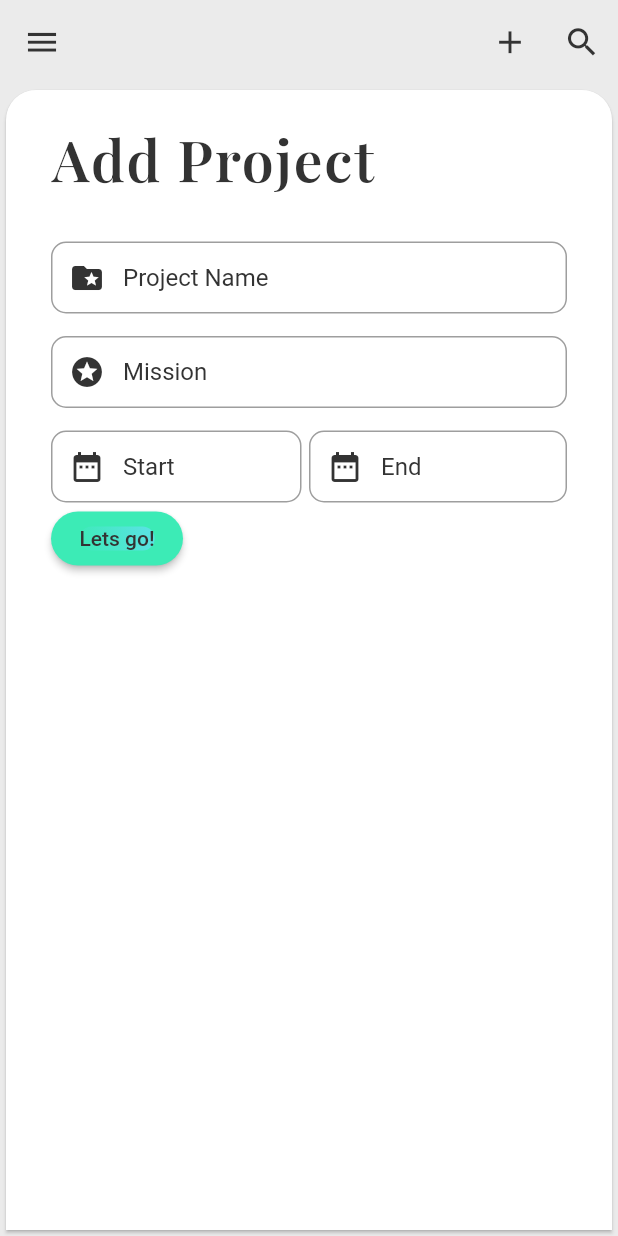
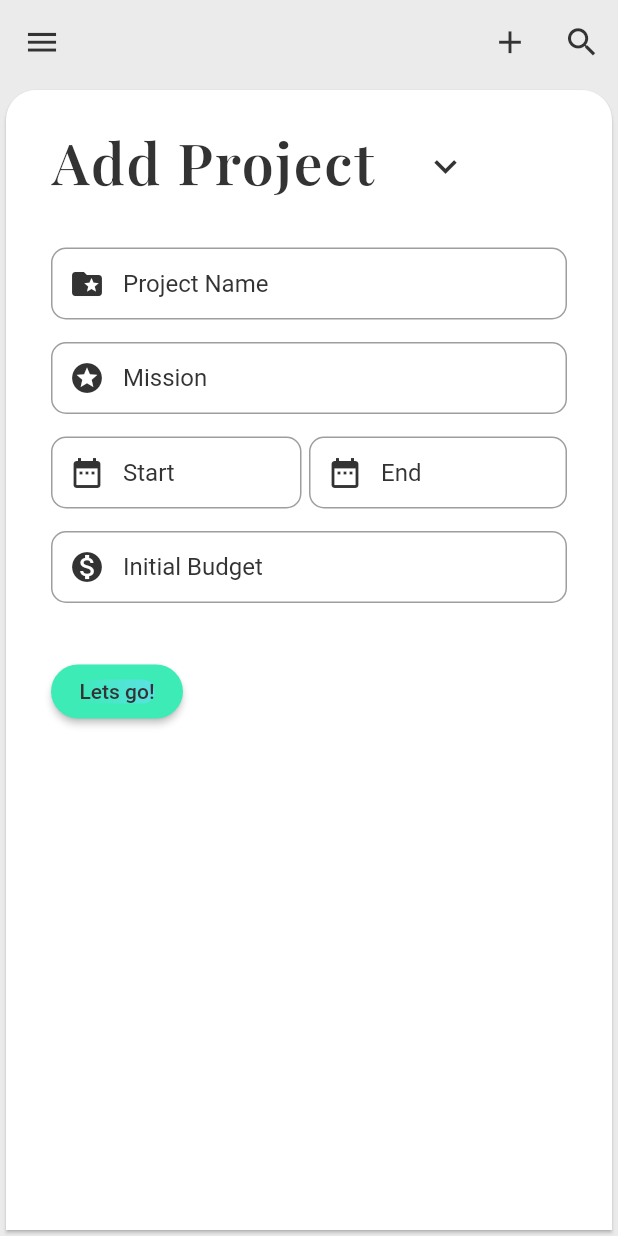
Before and after one commit to theflutterfiles/ORDR, a Flutter app: the screen it shows once a user with an empty profile is signed in, after a tap on the "add" icon, after a tap on "Lets go!", on a phone screen of 412 x 824 dp. Run offline on Flutter 3.47's test engine with Material 2 defaults, Android fonts, the phone set to English and light mode, and no system bars; our stand-ins replace calendar_timeline, cloud_firestore, email_validator, firebase_auth, flutter_spinkit, google_fonts and 1 more; accounts and stored records are empty; Roboto replaces fonts that are missing (OpenSans, WorkSans).

Commit message:
Add project modal finished and functionality working with firebase

```diff
--- a/lib/models/Project.dart
+++ b/lib/models/Project.dart
@@ -48,4 +48,41 @@ class Project {
     expenses = data['expenses'];
   }
 
+  String convertToString(){
+    return "name: " + this.projectName + "\n"
+        + "mission: " + this.mission + "\n"
+        + "created: " + this.created.toString() + "\n"
+        + "start: " + this.startDate.toString() + "\n"
+        + "last edited: " + this.lastEdited.toString() + "\n"
+        + "budget: " + this.budget.toString();
+  }
+
+  Map<String, dynamic> toJson() => {
+
+    'projectName' : projectName,
+    'mision' : mission,
+    'description' : description,
+    'goals' : {
+
+    },
+    'colour' : colour,
+    'tasks' : {
+
+    },
+    'collaborators' : {
+
+    },
+    'created' : created,
+    'startDate' : startDate,
+    'endDate' : endDate,
+    'lastEdited' : lastEdited,
+
+    'budget' : budget,
+    'expenses' : {
+
+    },
+  };
+
+
+
 }
--- a/lib/screens/add_project_views/add_project_modal.dart
+++ b/lib/screens/add_project_views/add_project_modal.dart
@@ -2,11 +2,15 @@ import 'package:cloud_firestore/cloud_firestore.dart';
 import 'package:email_validator/email_validator.dart';
 import 'package:flutter/material.dart';
 import 'package:flutter_app_mindful_lifting/models/Project.dart';
+import 'package:flutter_app_mindful_lifting/screens/home/homeScreen.dart';
+import 'package:flutter_app_mindful_lifting/services/auth.dart';
 import 'package:flutter_app_mindful_lifting/styles/text_styles.dart';
 import 'package:flutter_app_mindful_lifting/widgets/home_page/home_page_widgets.dart';
 import 'package:google_fonts/google_fonts.dart';
 import 'package:flutter_app_mindful_lifting/styles/colour_styles.dart';
+import 'dart:math' as math;
 import 'package:intl/intl.dart';
+import 'package:provider/provider.dart';
 
 class AddProjectModal extends StatefulWidget {
   final Project project;
@@ -19,35 +23,43 @@ class AddProjectModal extends StatefulWidget {
 
 class _AddProjectModalState extends State<AddProjectModal> {
 
-  TextEditingController _projectNameTextController =
-  new TextEditingController();
+  Firestore _firestore = Firestore.instance;
+  final AuthService _auth = new AuthService();
+
+
+  TextEditingController _projectNameTextController = new TextEditingController();
   TextEditingController _missionTextController = new TextEditingController();
   TextEditingController _startDateTextController = new TextEditingController();
   TextEditingController _endDateTextController = new TextEditingController();
+  TextEditingController _budgetTextController = new TextEditingController();
 
   @override
   Widget build(BuildContext context) {
-    //final screenHeight = MediaQuery.of(context).size.height;
+
+    final screenHeight = MediaQuery.of(context).size.height;
     final screenWidth = MediaQuery.of(context).size.width;
-
 
     DateTime startDate = DateTime.now();
     DateTime endDate;
-    DateTime created;
-    DateTime lastEdited;
 
     String start = "Start";
     String end = "End";
 
-    return Card(
+    double budget;
+
+    return Container(
+        height: screenHeight,
+        child: Card(
           shape: RoundedRectangleBorder(
             borderRadius: BorderRadius.only(
               topRight: Radius.circular(20),
               topLeft: Radius.circular(20),
             ),
           ),
+          child: SingleChildScrollView(
             child: Column(
               mainAxisAlignment: MainAxisAlignment.start,
+              crossAxisAlignment: CrossAxisAlignment.start,
               children: <Widget>[
                 Container(
                   width: MediaQuery.of(context).size.width,
@@ -57,11 +69,23 @@ class _AddProjectModalState extends State<AddProjectModal> {
                     children: <Widget>[
                       Padding(
                         padding: const EdgeInsets.only(bottom: 30.0),
-                  child: Text(
+                        child: Row(
+                          children: <Widget>[
+                            Text(
                               "Add Project",
                               style: GoogleFonts.playfairDisplay(
                                 textStyle: AppThemes.display1,
                               ),
+                            ),
+                            Padding(
+                              padding: const EdgeInsets.only(left: 23, top: 7),
+                              child: IconButton(
+                                icon: Icon(Icons.keyboard_arrow_down, color: Color(0xFF333333), size: 30,),
+                               onPressed: () => Navigator.push(context,
+                                   new MaterialPageRoute(builder: (context) => HomePage())),
+                              ),
+                            ),
+                          ],
                         ),
                       ),
                       Padding(
@@ -135,7 +159,8 @@ class _AddProjectModalState extends State<AddProjectModal> {
                                         startDate = datePicked;
                                       });
                                       _startDateTextController.text =
-                                    DateFormat('dd/MM/yyyy').format(startDate).toString();
+                                          DateFormat('dd/MM/yyyy').format(startDate);
+                                      startDate = datePicked;
                                     } else {
                                       return;
                                     }
@@ -154,7 +179,7 @@ class _AddProjectModalState extends State<AddProjectModal> {
                                     hintStyle: TextStyle(
                                       color: Color(0xFF333333),
                                       fontFamily: 'OpenSans',
-                                )
+                                    ),
                                   ),
                                 ),
                               ),
@@ -175,7 +200,8 @@ class _AddProjectModalState extends State<AddProjectModal> {
                                       endDate = datePicked;
                                     });
                                     _endDateTextController.text =
-                                  DateFormat('dd/MM/yyyy').format(endDate).toString();
+                                        DateFormat('dd/MM/yyyy').format(endDate);
+                                    endDate = datePicked;
                                   } else {
                                     return;
                                   }
@@ -201,13 +227,52 @@ class _AddProjectModalState extends State<AddProjectModal> {
                           ],
                         ),
                       ),
-                RaisedButton(
-                  onPressed: () {
+                      Padding(
+                        padding: const EdgeInsets.only(top: 15, bottom: 15),
+                        child: TextField(
+                          controller: _budgetTextController,
+                          style: TextStyle(
+                            color: Color(0xFF333333),
+                          ),
+                          decoration: InputDecoration(
+                              focusColor: Colors.white,
+                              border: OutlineInputBorder(
+                                borderRadius: BorderRadius.circular(10.0),
+                              ),
+                              contentPadding: EdgeInsets.only(top: 14.0),
+                              prefixIcon: Icon(
+                                Icons.monetization_on,
+                                color: Color(0xFF333333),
+                              ),
+                              hintText: 'Initial Budget',
+                              hintStyle: TextStyle(
+                                color: Color(0xFF333333),
+                                fontFamily: 'OpenSans',
+                              )),
+                          //inputFormatters: [DecimalTextInputFormatter(decimalRange: 2)],
+                          keyboardType: TextInputType.numberWithOptions(decimal: true),
+                        ),
+                      ),
+                      Padding(
+                        padding: EdgeInsets.only(top: 20.0),
+                        child: RaisedButton(
+                          onPressed: () async {
                             widget.project.projectName =
                                 _projectNameTextController.text;
                             widget.project.mission = _missionTextController.text;
-                    widget.project.startDate = _startDateTextController as DateTime;
-                    widget.project.endDate = _endDateTextController as DateTime;
+                            widget.project.startDate = startDate;
+                            widget.project.endDate = endDate;
+                            widget.project.created = DateTime.now();
+                            widget.project.lastEdited = DateTime.now();
+                            widget.project.budget = double.parse(_budgetTextController.text);
+                            print(widget.project.convertToString());
+
+
+                            final currentUserUID = await _auth.getCurrentUserUID();
+
+                            await _firestore.collection("users").document(currentUserUID).collection("projects").add(widget.project.toJson());
+
+                            Navigator.of(context).pop();
                           },
                           shape: RoundedRectangleBorder(
                             borderRadius: BorderRadius.circular(20.0),
@@ -224,11 +289,14 @@ class _AddProjectModalState extends State<AddProjectModal> {
                           ),
                           textColor: Color(0xFF333333),
                         ),
+                      ),
                     ],
                   ),
                 ),
               ],
             ),
+          ),
+        ),
       );
   }
 }
--- a/lib/screens/home/homeScreen.dart
+++ b/lib/screens/home/homeScreen.dart
@@ -22,10 +22,14 @@ class HomePage extends StatefulWidget {
   _HomePageState createState() => _HomePageState();
 }
 
+
+
 class _HomePageState extends State<HomePage> {
   @override
   Widget build(BuildContext context) {
     SystemChrome.setEnabledSystemUIOverlays([SystemUiOverlay.bottom]);
+
+
 
     return Scaffold(
       backgroundColor: Color(0xFFEbEBEB),
--- a/lib/screens/wrapper.dart
+++ b/lib/screens/wrapper.dart
@@ -16,12 +16,13 @@ class Wrapper extends StatelessWidget {
     final AuthService _auth = new AuthService();
 
     final user = Provider.of<User>(context); //access user data from provider the type of data is User as specified in MyApp build method e.g. StreamProvider<User>
-    print(user);
+    //print(user.displayName + " - " + user.uid);
 
     if(user == null){
-      print("user signed out");
+      print("user signed out: " +  " - " + user.uid);
       return new Authenticate();
     }else{
+      print("user signed in: " + user.displayName + " - " + user.uid);
       return HomePage();
     }
   }
--- a/lib/widgets/home_page/home_page_widgets.dart
+++ b/lib/widgets/home_page/home_page_widgets.dart
@@ -2,6 +2,7 @@ import 'package:cloud_firestore/cloud_firestore.dart';
 import 'package:flutter/material.dart';
 import 'package:flutter_app_mindful_lifting/models/Project.dart';
 import 'package:flutter_app_mindful_lifting/screens/add_project_views/add_project_modal.dart';
+import 'package:flutter_app_mindful_lifting/screens/individual_project_views/ProjectView.dart';
 import 'package:flutter_app_mindful_lifting/services/auth.dart';
 import 'package:flutter_app_mindful_lifting/styles/colour_styles.dart';
 import 'package:flutter_app_mindful_lifting/styles/text_styles.dart';
@@ -10,26 +11,25 @@ import 'package:google_fonts/google_fonts.dart';
 
 final AuthService _auth = new AuthService();
 
-Future getProjects() async {
+Stream<QuerySnapshot> getProjectsSnapshot(BuildContext context) async* { //* allows data to contsantly be open, always open stream
+
   final Firestore _firestore = Firestore.instance;
   final currentUserUID = await _auth.getCurrentUserUID();
-  QuerySnapshot querySnapshot = await _firestore
+  yield* _firestore
       .collection('users')
       .document(currentUserUID)
       .collection('projects')
-      .getDocuments();
-  return querySnapshot.documents;
+      .snapshots();
 }
+
 String getInitial({String string, int limitTo}) {
   var buffer = StringBuffer();
   var split = string.split(' ');
   for (var i = 0; i < (limitTo ?? split.length); i++) {
     buffer.write(split[i][0]);
   }
-  return buffer.toString();
+  return buffer.toString().toUpperCase();
 }
-
-
 
 void _showBottomSheet(context) {
 
@@ -39,7 +39,8 @@ void _showBottomSheet(context) {
       context: (context),
       builder: (BuildContext context) {
         return AddProjectModal(project: project,);
-      });
+      }
+      );
 }
 
 class MenuIcon extends StatelessWidget {
@@ -120,8 +121,8 @@ class ProjectsList extends StatelessWidget {
               height: 0.55 * screenHeight,
               width: 0.9 * screenWidth,
               decoration: AppThemeColours.BlueGreenGradientBox,
-              child: FutureBuilder(
-                  future: getProjects(),
+              child: StreamBuilder(
+                  stream: getProjectsSnapshot(context),
                   builder: (context, snapshot) {
                     if (snapshot.connectionState == ConnectionState.waiting) {
                       return Center(
@@ -135,8 +136,11 @@ class ProjectsList extends StatelessWidget {
                         child: ListView.builder(
                           scrollDirection: Axis.vertical,
                           shrinkWrap: true,
-                          itemCount: snapshot.data.length,
+                          itemCount: snapshot.data.documents.length,
                           itemBuilder: (context, index) {
+                            List<String> projects = new List<String>();
+                            projects.add(snapshot.data.documents[index]
+                                .data["projectName"],);
                             return InkWell(
                               onTap: () {
                                 //Navigator.push(context, PageRouteBuilder)
@@ -147,6 +151,10 @@ class ProjectsList extends StatelessWidget {
                                 ),
                                 color: Color(0xFFEBEBEB),
                                 child: ListTile(
+                                  onTap: () async {
+                                    Navigator.push(context,
+                                        new MaterialPageRoute(builder: (context) => ProjectView(projectName: projects[index],)));
+                                  },
                                   leading: Container(
                                     padding: EdgeInsets.only(right: 12.0),
                                     decoration: new BoxDecoration(
@@ -159,14 +167,14 @@ class ProjectsList extends StatelessWidget {
                                       foregroundColor: Colors.white,
                                       child: Text(
                                         getInitial(
-                                            string: snapshot.data[index]
+                                            string: snapshot.data.documents[index]
                                                 .data["projectName"],
                                             limitTo: 1),
                                       ),
                                     ),
                                   ),
                                   title: Text(
-                                    snapshot.data[index].data["projectName"],
+                                    snapshot.data.documents[index].data["projectName"],
                                     style: GoogleFonts.workSans(
                                         textStyle: AppThemes.listText),
                                   ),
--- a/pubspec.yaml
+++ b/pubspec.yaml
@@ -33,7 +33,7 @@ dependencies:
   flutter_spinkit: "^4.1.2"
   intl: ^0.16.1
   google_fonts: ^1.0.0
-  flutter_colorpicker: ^0.3.4
+  flutter_hsvcolor_picker: ^0.0.1
   flutter_localizations:
     sdk: flutter
 
```
Also changed, not shown: lib/screens/individual_project_views/ProjectView.dart (added, +45 -0 lines), lib/screens/individual_project_views/ProjectPage.dart (deleted), pubspec.lock. Lines whose indentation alone changed are shown as unchanged.
